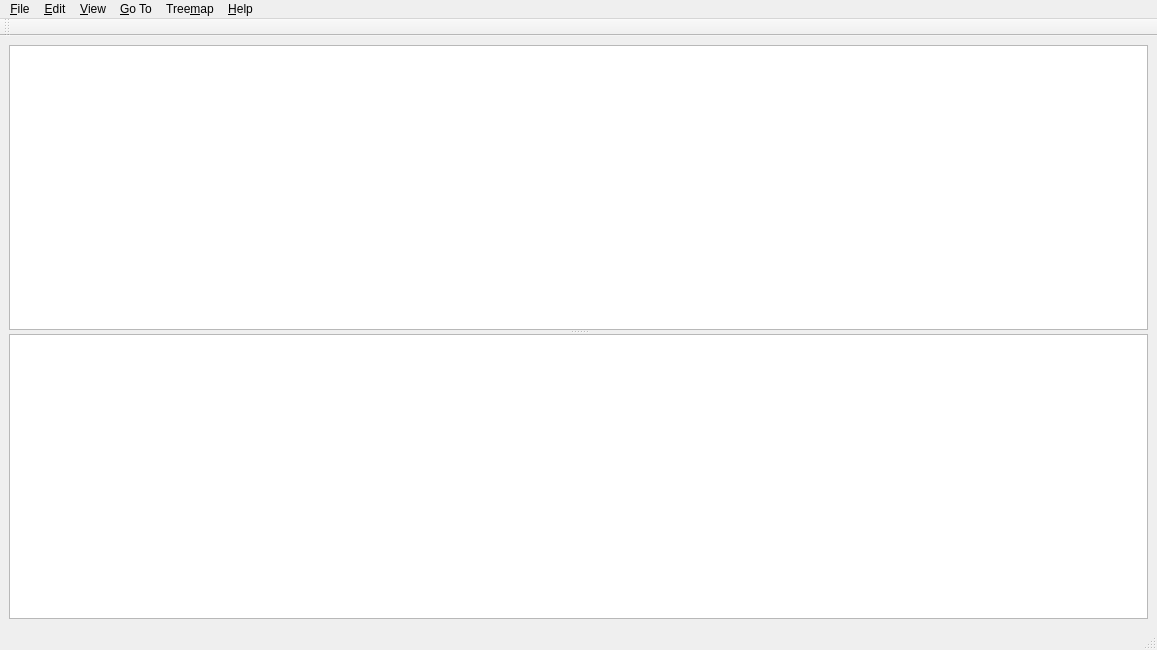
shundhammer/qdirstat, file src/main-window.ui: the form before one commit.
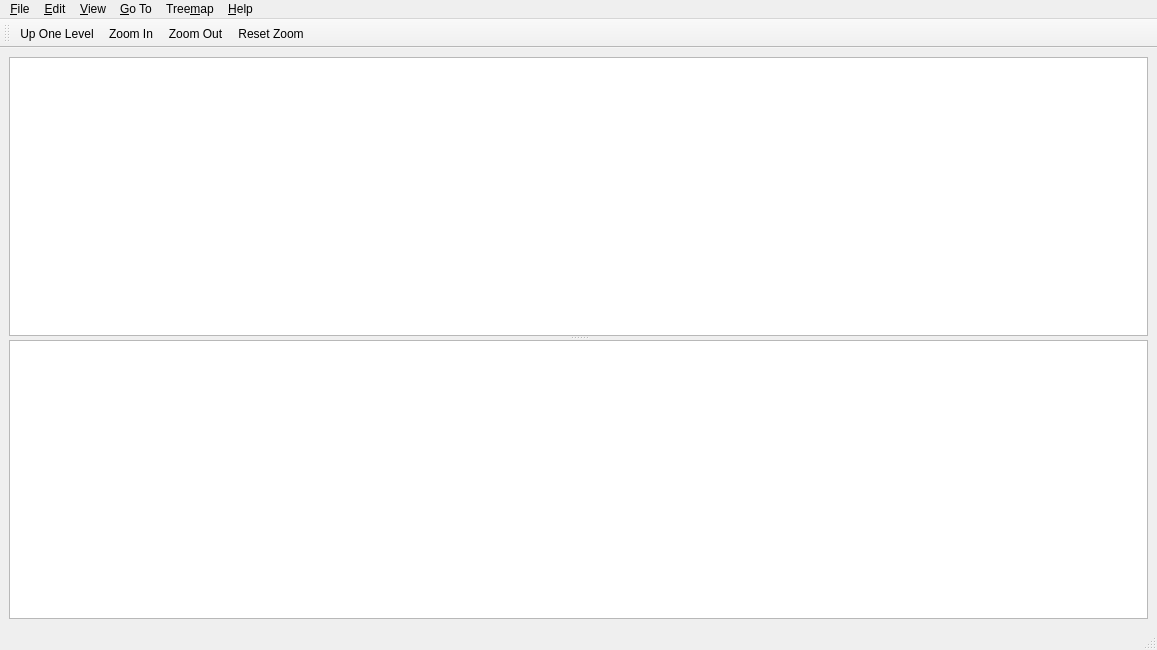
The form after the commit. Icons and pictures are not drawn. Custom widgets are drawn as their Qt base class.

Commit message: Added action icons

```diff
--- a/src/main-window.ui
+++ b/src/main-window.ui
@@ -142,6 +142,10 @@
    <attribute name="toolBarBreak">
     <bool>false</bool>
    </attribute>
+   <addaction name="actionGoUp"/>
+   <addaction name="actionTreemapZoomIn"/>
+   <addaction name="actionTreemapZoomOut"/>
+   <addaction name="actionResetTreemapZoom"/>
   </widget>
   <action name="actionQuit">
    <property name="text">
```
Left out of the diff: 44 changed lines with no effect on the pictures. The commit also changes 19 other files.
